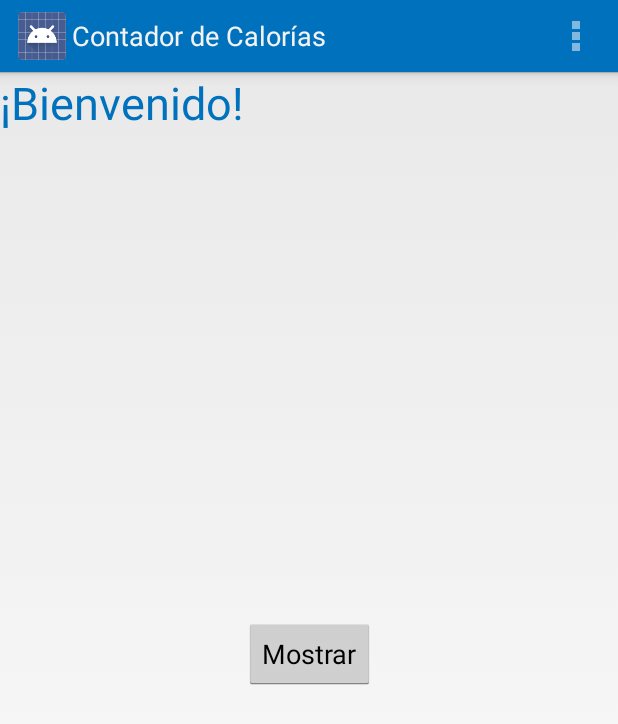
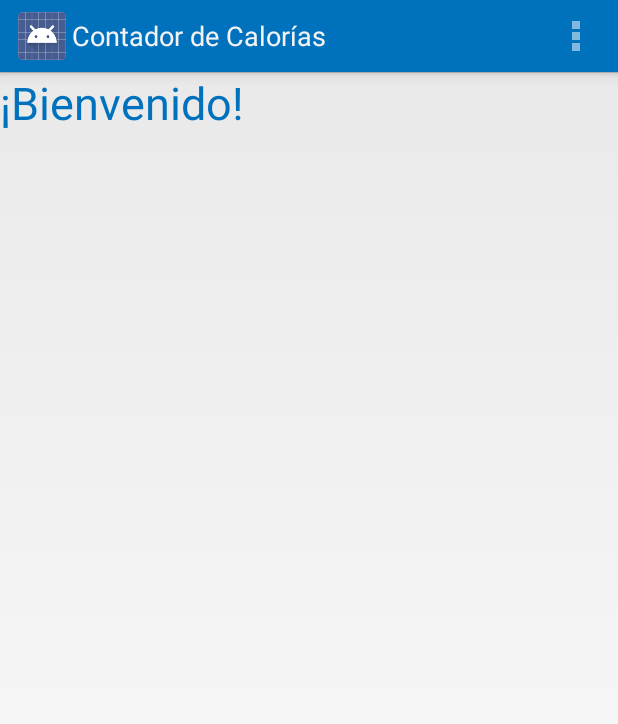
Before and after one commit to OmarCantu/proyecto_se_ii, an Android app: the screen it shows after launch (MainActivity), on a phone screen of 412 x 824 dp. Shown: the top 724 px of the screen. Run offline under Robolectric (Android 15) with nearby library versions, the phone set to English and light mode, and no system bars.

Commit message:
Comenté el botón de la pantalla home.
Comenté el botón de la pantalla home.

```diff
--- a/ContadordeCalorias/app/src/main/res/layout/activity_main.xml
+++ b/ContadordeCalorias/app/src/main/res/layout/activity_main.xml
@@ -11,12 +11,14 @@
         android:id="@+id/bienvenida"
         android:textSize="30sp" android:textColor="@color/azul_real"
         android:layout_alignParentLeft="true"
-        android:layout_alignParentStart="true" />
-    <Button
+        android:layout_alignParentStart="true"
+        android:layout_gravity="center_horizontal" />
+
+    <!--<Button
         android:layout_width="wrap_content"
         android:layout_height="wrap_content"
         android:text="Mostrar"
         android:layout_gravity="center_horizontal|center"
-        android:onClick="readFile" />
+        android:onClick="readFile" />-->
 
 </LinearLayout>
```
